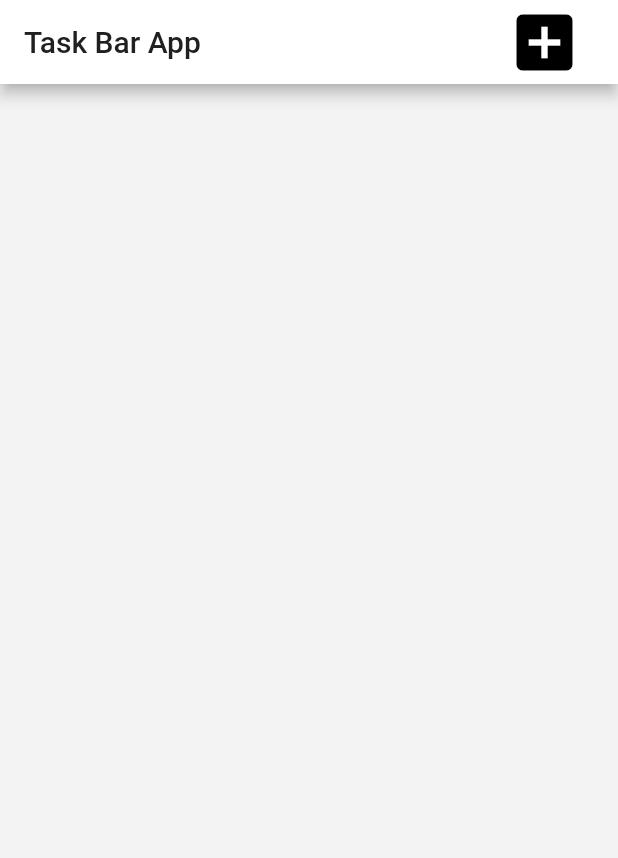
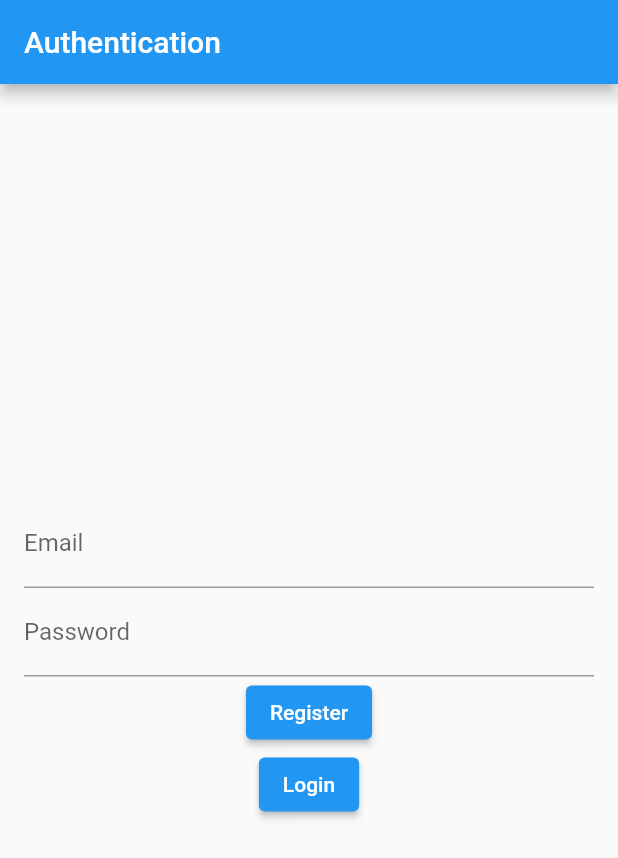
Before and after one commit to rayherna18/taskapp, a Flutter app: the screen it shows after launch, on a phone screen of 412 x 824 dp. Shown: the top 858 px of the screen. Run offline on Flutter 3.47's test engine with Material 2 defaults, Android fonts, the phone set to English and light mode, and no system bars; our stand-ins replace cloud_firestore, firebase_auth, firebase_core; accounts and stored records are empty.

Commit message:
base files

```diff
--- a/lib/main.dart
+++ b/lib/main.dart
@@ -1,15 +1,26 @@
+import 'package:firebase_core/firebase_core.dart';
+import 'package:firebase_auth/firebase_auth.dart';
 import 'package:flutter/material.dart';
 import 'package:flutter/services.dart';
 import 'tasks.dart';
 
-void main() {
+void main() async {
+  WidgetsFlutterBinding.ensureInitialized();
+  const firebaseConfig = FirebaseOptions(
+    apiKey:
+        "AIzaSyDxERoZ14OADWZ4uKaXp9H-RR1EGEUHJ3o", // Replace with actual apiKey
+    appId:
+        "1:88169992530:android:7096adbfbee0c8525d6a8b", // Replace with actual appId
+    messagingSenderId: "88169992530", // Replace with actual messagingSenderId
+    projectId: "taskapp-619da", // Replace with actual projectId
+  );
+  await Firebase.initializeApp(options: firebaseConfig);
   runApp(const MyApp());
 }
 
 class MyApp extends StatelessWidget {
   const MyApp({super.key});
 
-  // This widget is the root of your application.
   @override
   Widget build(BuildContext context) {
     SystemChrome.setSystemUIOverlayStyle(
@@ -18,10 +29,101 @@ class MyApp extends StatelessWidget {
         statusBarIconBrightness: Brightness.dark,
       ),
     );
-    return const MaterialApp(
+    return MaterialApp(
       debugShowCheckedModeBanner: false,
       title: 'Tasks',
-      home: TaskListScreen(title: 'Task Bar App'),
+      home: AuthScreen(),
     );
   }
 }
+
+class AuthScreen extends StatefulWidget {
+  @override
+  _AuthScreenState createState() => _AuthScreenState();
+}
+
+class _AuthScreenState extends State<AuthScreen> {
+  final FirebaseAuth _auth = FirebaseAuth.instance;
+  final TextEditingController _emailController = TextEditingController();
+  final TextEditingController _passwordController = TextEditingController();
+
+  Future<void> _register() async {
+    try {
+      await _auth.createUserWithEmailAndPassword(
+        email: _emailController.text,
+        password: _passwordController.text,
+      );
+      // Registration successful, navigate to the login page.
+      Navigator.push(
+        context,
+        MaterialPageRoute(
+          builder: (context) => LoginScreen(),
+        ),
+      );
+    } catch (e) {
+      print('Error during registration: $e');
+    }
+  }
+
+  Future<void> _login() async {
+    try {
+      await _auth.signInWithEmailAndPassword(
+        email: _emailController.text,
+        password: _passwordController.text,
+      );
+      // Login successful, navigate to the TaskListScreen.
+      Navigator.push(
+        context,
+        MaterialPageRoute(
+          builder: (context) => TaskListScreen(title: 'Task List'),
+        ),
+      );
+    } catch (e) {
+      print('Error during login: $e');
+    }
+  }
+
+  @override
+  Widget build(BuildContext context) {
+    return Scaffold(
+      appBar: AppBar(title: Text('Authentication')),
+      body: Padding(
+        padding: const EdgeInsets.all(16.0),
+        child: Column(
+          mainAxisAlignment: MainAxisAlignment.center,
+          children: [
+            TextField(
+              controller: _emailController,
+              decoration: InputDecoration(labelText: 'Email'),
+            ),
+            TextField(
+              controller: _passwordController,
+              decoration: InputDecoration(labelText: 'Password'),
+              obscureText: true,
+            ),
+            ElevatedButton(
+              onPressed: _register,
+              child: Text('Register'),
+            ),
+            ElevatedButton(
+              onPressed: _login,
+              child: Text('Login'),
+            ),
+          ],
+        ),
+      ),
+    );
+  }
+}
+
+class LoginScreen extends StatelessWidget {
+  @override
+  Widget build(BuildContext context) {
+    return Scaffold(
+      appBar: AppBar(title: Text('Login')),
+      body: Center(
+        child: Text('You are now logged in.'),
+      ),
+    );
+  }
+}
--- a/pubspec.yaml
+++ b/pubspec.yaml
@@ -31,6 +31,9 @@ dependencies:
   flutter:
     sdk: flutter
 
+  firebase_core: ^2.21.0
+  firebase_auth: ^4.12.1
+  cloud_firestore: ^4.12.2
 
   # The following adds the Cupertino Icons font to your application.
   # Use with the CupertinoIcons class for iOS style icons.
```
Also changed, not shown: google-services.json (added, +29 -0 lines), lib/tasks.dart (+55 -12 lines), lib/firebase_options.dart (added), pubspec.lock, 10 other files.
